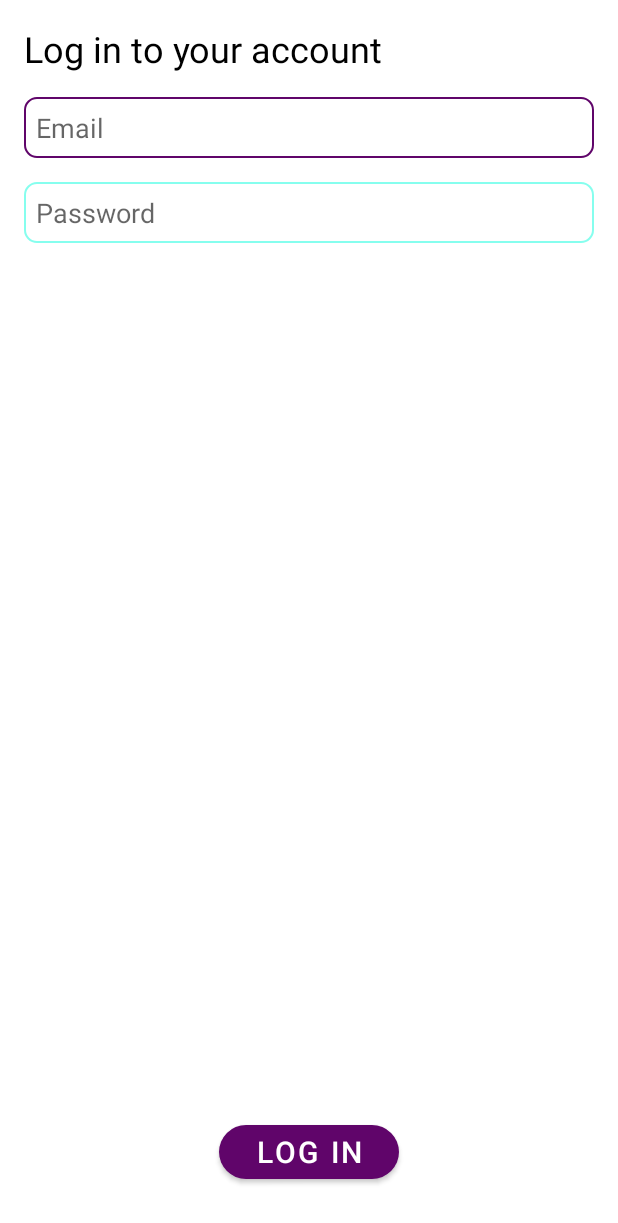
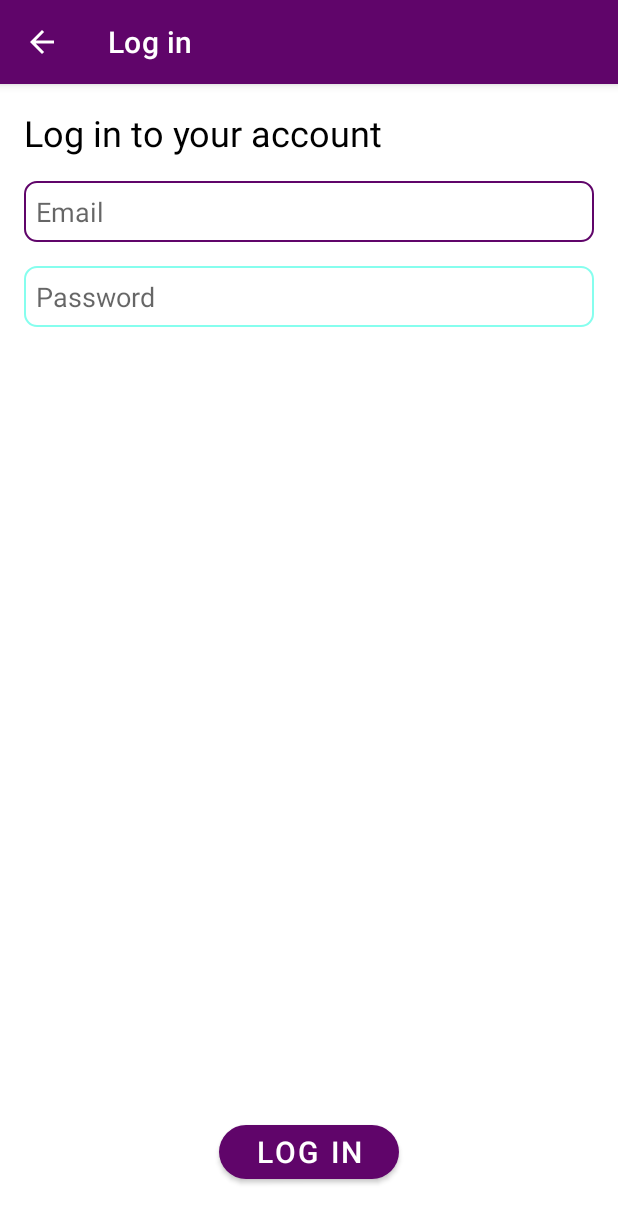
Before and after one commit to Ahmedgadein/Chattery, an Android app: the screen it shows after launch (LoginActivity), after a tap on "LOG IN", on a phone screen of 412 x 824 dp. Shown: the top 1223 px of the screen. Run offline under Robolectric (Android 15) with nearby library versions, the phone set to English and light mode, and no system bars; our stand-ins replace Firebase (no records; nobody signed in at launch, a user with empty details on screens opened directly).

Commit message:
fixed tabslayout bug, polised the ui, and fixed login bug

```diff
--- a/app/src/main/java/com/example/chattery/ui/activities/LoginActivity.kt
+++ b/app/src/main/java/com/example/chattery/ui/activities/LoginActivity.kt
@@ -9,24 +9,29 @@ import android.util.Log
 import android.widget.Button
 import android.widget.EditText
 import android.widget.Toast
+import androidx.appcompat.widget.Toolbar
 import com.example.chattery.R
 import com.google.firebase.auth.FirebaseAuth
 
 class LoginActivity : AppCompatActivity() {
     lateinit var mAuth:FirebaseAuth  //FireBase Authentication instance
 
+    lateinit var mToolbar:Toolbar
     lateinit var mEmail:EditText;
     lateinit var mPassword:EditText;
     lateinit var mLoginButton: Button;
     lateinit var mProgressDialog:ProgressDialog
 
     private val TAG = "LoginActivity"
+    private val TITLE = "Log in"
 
     override fun onCreate(savedInstanceState: Bundle?) {
         super.onCreate(savedInstanceState)
         setContentView(R.layout.activity_login)
 
         mAuth = FirebaseAuth.getInstance()
+
+        supportActionBar?.setTitle(TITLE)
 
         mEmail = findViewById(R.id.login_email)
         mPassword = findViewById(R.id.login_password)
@@ -58,6 +63,8 @@ class LoginActivity : AppCompatActivity() {
             if (it.isSuccessful){
                 Log.d(TAG,"Log in succesful")
                 val intent = Intent(this, MainActivity::class.java)
+                intent.addFlags(Intent.FLAG_ACTIVITY_NEW_TASK)
+                intent.addFlags(Intent.FLAG_ACTIVITY_CLEAR_TASK)
                 startActivity(intent)
                 finish()
             }else{
--- a/app/src/main/java/com/example/chattery/ui/activities/MainActivity.kt
+++ b/app/src/main/java/com/example/chattery/ui/activities/MainActivity.kt
@@ -27,6 +27,7 @@ class MainActivity : AppCompatActivity() {
         mAuth = FirebaseAuth.getInstance()
 
         mToolbar = findViewById(R.id.main_page_toolbar)
+        mToolbar.setTitleTextColor(resources.getColor(R.color.design_default_color_on_primary))
         setSupportActionBar(mToolbar)
 
         mViewPager = findViewById(R.id.view_pager)
--- a/app/src/main/res/values/styles.xml
+++ b/app/src/main/res/values/styles.xml
@@ -1,7 +1,7 @@
 <resources>
 
     <!-- Base application theme. -->
-    <style name="AppTheme" parent="Theme.MaterialComponents.Light.DarkActionBar">
+    <style name="AppTheme" parent="Theme.MaterialComponents.Light.NoActionBar">
         <!-- Customize your theme here. -->
         <item name="colorPrimary">@color/colorPrimary</item>
         <item name="colorPrimaryDark">@color/colorPrimaryDark</item>
@@ -9,7 +9,16 @@
         <item name="colorSecondaryVariant">@color/colorPink</item>
         <item name="colorOnPrimary">@android:color/white</item>
         <item name="windowActionBar">false</item>
-        <item name="windowNoTitle">true</item>
+    </style>
+
+    <!-- ActionBar Activity Theme with app colors  -->
+    <style name="ActivityActionBarTheme" parent="Theme.MaterialComponents.Light.DarkActionBar">
+        <!-- Customize your theme here. -->
+        <item name="colorPrimary">@color/colorPrimary</item>
+        <item name="colorPrimaryDark">@color/colorPrimaryDark</item>
+        <item name="colorSecondary">@color/reddish</item>
+        <item name="colorSecondaryVariant">@color/colorPink</item>
+        <item name="colorOnPrimary">@android:color/white</item>
     </style>
 
     <style name="LoginTheme" parent="Theme.MaterialComponents.Light.NoActionBar">
```
Also changed, not shown: app/src/main/AndroidManifest.xml (+10 -2 lines), app/src/main/java/com/example/chattery/ui/activities/SignUpActivity.kt (+7 -1 lines), app/src/main/res/layout/activity_main.xml (+13 -9 lines), app/src/main/res/layout/app_bar_layout.xml (+4 -3 lines).
